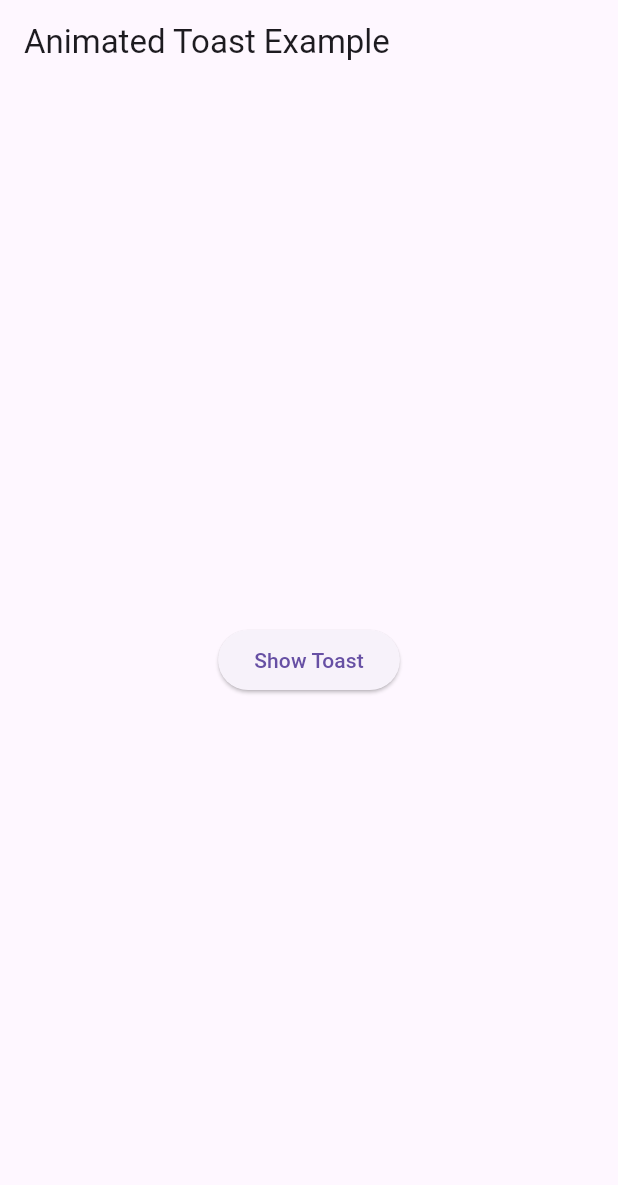
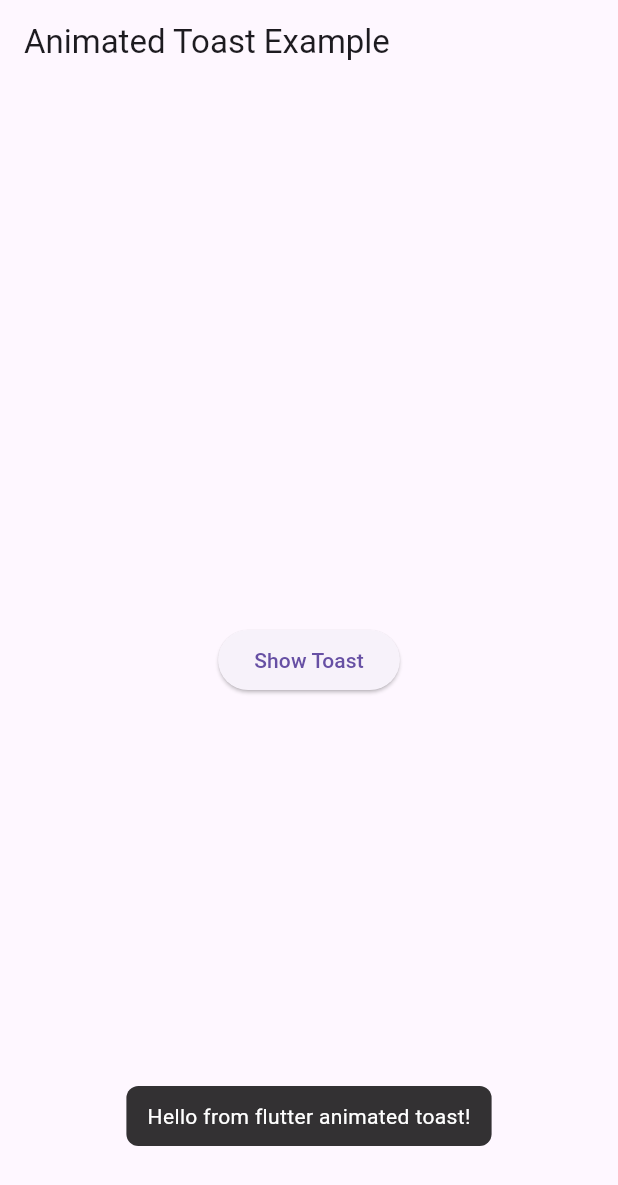
Before and after one commit to M-Zulqurnain688/flutter_animated_toast, a Flutter app: the screen it shows after launch, after a tap on "Show Toast", on a phone screen of 412 x 824 dp. Shown: the top 1185 px of the screen. Run offline on Flutter 3.47's test engine with Material 3 defaults, Android fonts, the phone set to English and light mode, and no system bars.

Commit message:
add the demo, update the example with context builder, src dir and pubspec.yaml

```diff
--- a/example/lib/main.dart
+++ b/example/lib/main.dart
@@ -1,4 +1,3 @@
-// import 'package:flutter_animated_toast/flutter_animated_toast.dart';
 import 'package:flutter/material.dart';
 import 'package:flutter_animated_toast/flutter_animated_toast.dart';
 
@@ -15,7 +14,9 @@ class ExampleApp extends StatelessWidget {
       home: Scaffold(
         appBar: AppBar(title: const Text("Animated Toast Example")),
         body: Center(
-          child: ElevatedButton(
+          child: Builder(
+            builder: (context) {
+              return ElevatedButton(
                 onPressed: () {
                   FlutterAnimatedToast.show(
                     context,
@@ -23,6 +24,8 @@ class ExampleApp extends StatelessWidget {
                   );
                 },
                 child: const Text("Show Toast"),
+              );
+            }
           ),
         ),
       ),
--- a/example/pubspec.yaml
+++ b/example/pubspec.yaml
@@ -35,8 +35,7 @@ dependencies:
   # The following adds the Cupertino Icons font to your application.
   # Use with the CupertinoIcons class for iOS style icons.
   cupertino_icons: ^1.0.8
-  flutter_animated_toast:
-    path: ../
+  flutter_animated_toast: ^0.0.1
 
 dev_dependencies:
   flutter_test:
--- a/lib/src/toast_helper.dart
+++ b/lib/src/toast_helper.dart
@@ -4,8 +4,8 @@ import 'toast_widget.dart';
 class FlutterAnimatedToast {
   static void show(
     BuildContext context, {
+    required String message,
     // Default duration is 2 seconds you can override it
-    required String message,
     Duration duration = const Duration(seconds: 2),
   }) {
     final overlay = Overlay.of(context);
```
Also changed, not shown: pubspec.yaml (+3 -6 lines), assets/demo.gif, example/pubspec.lock. Lines whose indentation alone changed are shown as unchanged.
